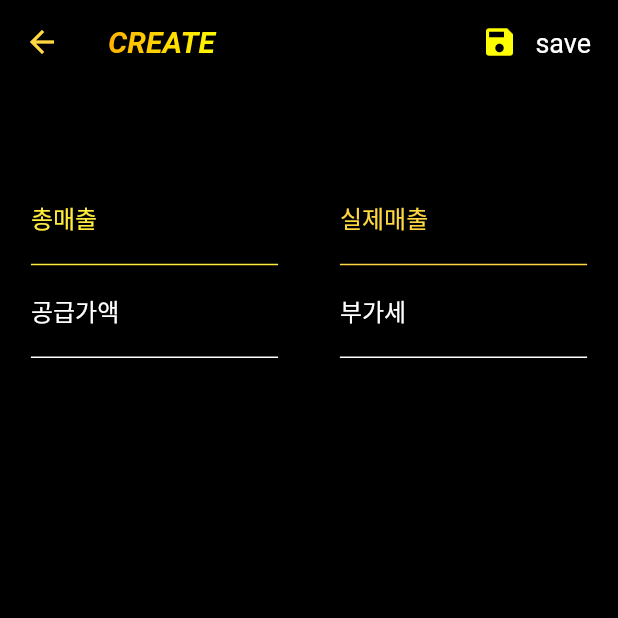
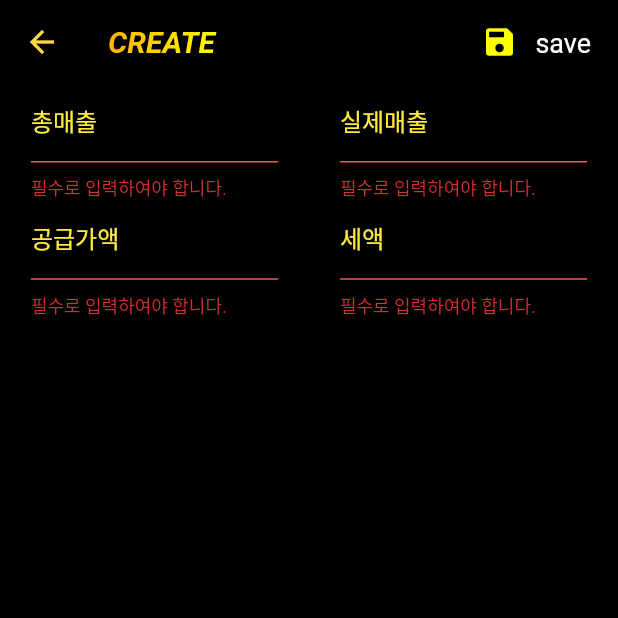
Before and after one commit to boglbbogl/sharesales_ver-2, a Flutter app: the SalesCreateScreen screen opened directly, after a tap on the "save" icon, on a phone screen of 412 x 824 dp, the top half of it. Run offline on Flutter 3.47's test engine with Material 2 defaults, Android fonts, the phone set to English and light mode, and no system bars; our stand-ins replace flutter_speed_dial.

Commit message:
sales_create_screen.dart - textformfield ver-2

```diff
--- /dev/null
+++ b/lib/constant/input_decor.dart
@@ -0,0 +1,35 @@
+import 'package:flutter/material.dart';
+
+TextStyle textInputStyle(){
+  return TextStyle(
+    color: Colors.white,
+  );
+}
+
+
+InputDecoration textInputDecor(String hint) {
+  return InputDecoration(
+    enabledBorder: _activeInputBorder(),
+    focusedBorder: _activeInputBorder(),
+    errorBorder: _errorInputBorder(),
+    focusedErrorBorder: _errorInputBorder(),
+    labelText: hint,
+    labelStyle: TextStyle(color: Colors.yellow),
+  );
+}
+
+UnderlineInputBorder _errorInputBorder() {
+  return UnderlineInputBorder(
+    borderSide: BorderSide(
+      color: Colors.redAccent,
+    ),
+  );
+}
+
+UnderlineInputBorder _activeInputBorder() {
+  return UnderlineInputBorder(
+    borderSide: BorderSide(
+        color: Colors.yellow,
+    ),
+  );
+}
--- a/lib/screen/sales_create_screen.dart
+++ b/lib/screen/sales_create_screen.dart
@@ -1,5 +1,6 @@
 import 'package:flutter/material.dart';
 import 'package:sharesales_ver2/constant/color.dart';
+import 'package:sharesales_ver2/constant/input_decor.dart';
 
 class SalesCreateScreen extends StatefulWidget {
   @override
@@ -7,12 +8,11 @@ class SalesCreateScreen extends StatefulWidget {
 }
 
 class _SalesCreateScreenState extends State<SalesCreateScreen> {
+  GlobalKey<FormState> _formKey = GlobalKey<FormState>();
+
   @override
   Widget build(BuildContext context) {
-
-    final heightSize = MediaQuery.of(context).size.height;
-    final widthSize = MediaQuery.of(context).size.width;
-    final tffSizeHeight = MediaQuery.of(context).size.width * 0.15;
+    final tffSizeHeight = MediaQuery.of(context).size.width * 0.19;
     final tffSizeWidth = MediaQuery.of(context).size.width * 0.4;
 
     return Scaffold(
@@ -24,36 +24,42 @@ class _SalesCreateScreenState extends State<SalesCreateScreen> {
               fontWeight: FontWeight.bold,
               fontStyle: FontStyle.italic),
         ),
-        iconTheme: IconThemeData(
-            color: Colors.amberAccent),
+        iconTheme: IconThemeData(color: Colors.amberAccent),
         actionsIconTheme: IconThemeData(color: Colors.yellowAccent),
         actions: [
           IconButton(
-            icon: Icon(Icons.save), onPressed: () {  },
+            icon: Icon(Icons.save),
+            onPressed: () {
+              if (!_formKey.currentState.validate()) {
+                return;
+              }
+              _formKey.currentState.save();
+            },
           ),
           Padding(
             padding: const EdgeInsets.only(right: 18, top: 18),
             child: InkWell(
-              onTap: (){},
-              child: Text('save',
-              style: TextStyle(
-                fontSize: 18,
-                color: Colors.white
-              ),),
+              onTap: () {},
+              child: Text(
+                'save',
+                style: TextStyle(fontSize: 18, color: Colors.white),
+              ),
             ),
           ),
         ],
       ),
-      body: SingleChildScrollView(
+      body: GestureDetector(
+        onTap: (){
+          FocusScope.of(context).unfocus();
+        },
+        child: SingleChildScrollView(
           child: Form(
+            key: _formKey,
             child: Column(
               crossAxisAlignment: CrossAxisAlignment.center,
               mainAxisAlignment: MainAxisAlignment.center,
               children: <Widget>[
-              SizedBox(
-                height: tffSizeHeight,
-                width: tffSizeWidth,
-              ),
+
                 Row(
                   crossAxisAlignment: CrossAxisAlignment.center,
                   mainAxisAlignment: MainAxisAlignment.spaceAround,
@@ -62,20 +68,10 @@ class _SalesCreateScreenState extends State<SalesCreateScreen> {
                       height: tffSizeHeight,
                       width: tffSizeWidth,
                       child: TextFormField(
-                      style: TextStyle(
-                        color: Colors.white,
-                      ),
+                        validator: _salesInputValidator,
+                        style: textInputStyle(),
                         cursorColor: Colors.white,
-                      decoration: InputDecoration(
-                        enabledBorder: UnderlineInputBorder(
-                          borderSide: BorderSide(color: Colors.yellow),
-                        ),
-                        focusedBorder: UnderlineInputBorder(
-                          borderSide: BorderSide(color: Colors.yellow),
-                        ),
-                        labelText: '총매출',
-                        labelStyle: TextStyle(color: Colors.yellow),
-                      ),
+                        decoration: textInputDecor('총매출'),
                         keyboardType: TextInputType.number,
                       ),
                     ),
@@ -83,21 +79,11 @@ class _SalesCreateScreenState extends State<SalesCreateScreen> {
                       height: tffSizeHeight,
                       width: tffSizeWidth,
                       child: TextFormField(
-                      style: TextStyle(
-                        color: Colors.white,
-                      ),
-                      cursorColor: Colors.pinkAccent,
-                      decoration: InputDecoration(
-                        enabledBorder: UnderlineInputBorder(
-                          borderSide: BorderSide(color: Colors.amberAccent),
-                        ),
-                        focusedBorder: UnderlineInputBorder(
-                          borderSide: BorderSide(color: Colors.amberAccent),
-                        ),
-                        labelText: '실제매출',
-                        labelStyle: TextStyle(color: Colors.amberAccent),
-                      ),
+                        style: textInputStyle(),
+                        cursorColor: Colors.white,
+                        decoration: textInputDecor('실제매출'),
                         keyboardType: TextInputType.number,
+                        validator: _salesInputValidator,
                       ),
                     ),
                   ],
@@ -110,42 +96,22 @@ class _SalesCreateScreenState extends State<SalesCreateScreen> {
                       height: tffSizeHeight,
                       width: tffSizeWidth,
                       child: TextFormField(
-                      style: TextStyle(
-                        color: Colors.amberAccent,
-                      ),
+                        style: textInputStyle(),
                         cursorColor: Colors.white,
-                      decoration: InputDecoration(
-                        enabledBorder: UnderlineInputBorder(
-                          borderSide: BorderSide(color: Colors.white),
-                        ),
-                        focusedBorder: UnderlineInputBorder(
-                          borderSide: BorderSide(color: Colors.white),
-                        ),
-                        labelText: '공급가액',
-                        labelStyle: TextStyle(color: Colors.white),
-                      ),
+                        decoration: textInputDecor('공급가액'),
                         keyboardType: TextInputType.number,
+                        validator: _salesInputValidator,
                       ),
                     ),
                     Container(
                       height: tffSizeHeight,
                       width: tffSizeWidth,
                       child: TextFormField(
-                      style: TextStyle(
-                        color: Colors.white,
-                      ),
+                        style: textInputStyle(),
                         cursorColor: Colors.white,
-                      decoration: InputDecoration(
-                        enabledBorder: UnderlineInputBorder(
-                          borderSide: BorderSide(color: Colors.white),
-                        ),
-                        focusedBorder: UnderlineInputBorder(
-                          borderSide: BorderSide(color: Colors.white),
-                        ),
-                        labelText: '부가세',
-                        labelStyle: TextStyle(color: Colors.white),
-                      ),
+                        decoration: textInputDecor('세액'),
                         keyboardType: TextInputType.number,
+                        validator: _salesInputValidator,
                       ),
                     ),
                   ],
@@ -154,6 +120,14 @@ class _SalesCreateScreenState extends State<SalesCreateScreen> {
             ),
           ),
         ),
+      ),
     );
   }
+
+  String _salesInputValidator(text) {
+    if (text.isEmpty) {
+      return '필수로 입력하여야 합니다.';
+    } else
+      return null;
   }
+}
```
Lines whose indentation alone changed are shown as unchanged.
